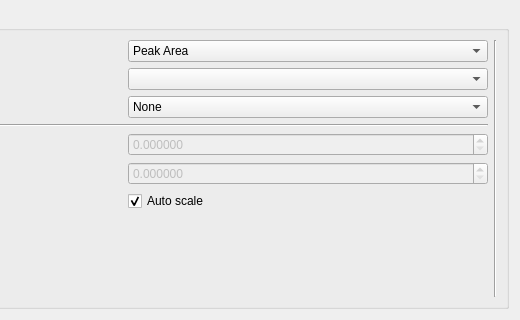
First picture: the form in xpaxs/spectromicroscopy/ui/ui_elementsplot.ui, repository praxes/praxes, before the edit; both pictures show x 261 to 781 and y 0 to 320 of the 781 by 320 pixel window.
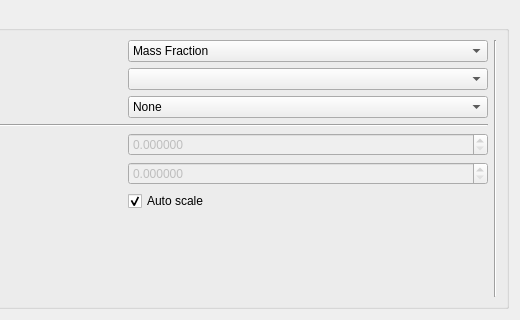
Second picture: the form after the edit.

```diff
--- a/xpaxs/spectromicroscopy/ui/ui_elementsplot.ui
+++ b/xpaxs/spectromicroscopy/ui/ui_elementsplot.ui
@@ -136,7 +136,12 @@
          <widget class="QComboBox" name="dataTypeBox" >
           <item>
            <property name="text" >
-            <string>Peak Area</string>
+            <string>Mass Fraction</string>
+           </property>
+          </item>
+          <item>
+           <property name="text" >
+            <string>Fit Area</string>
            </property>
           </item>
           <item>
```
